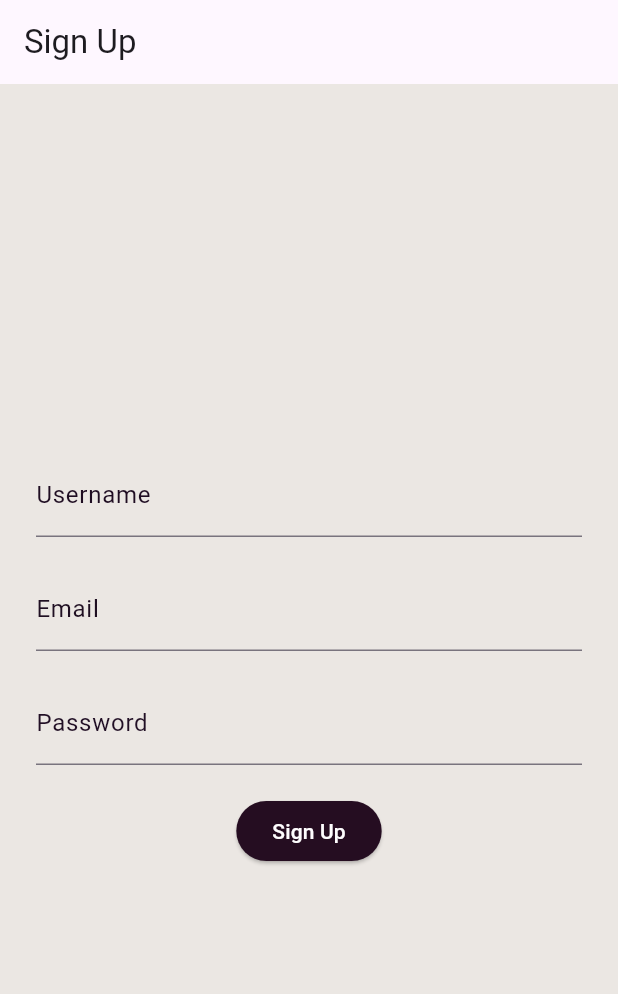
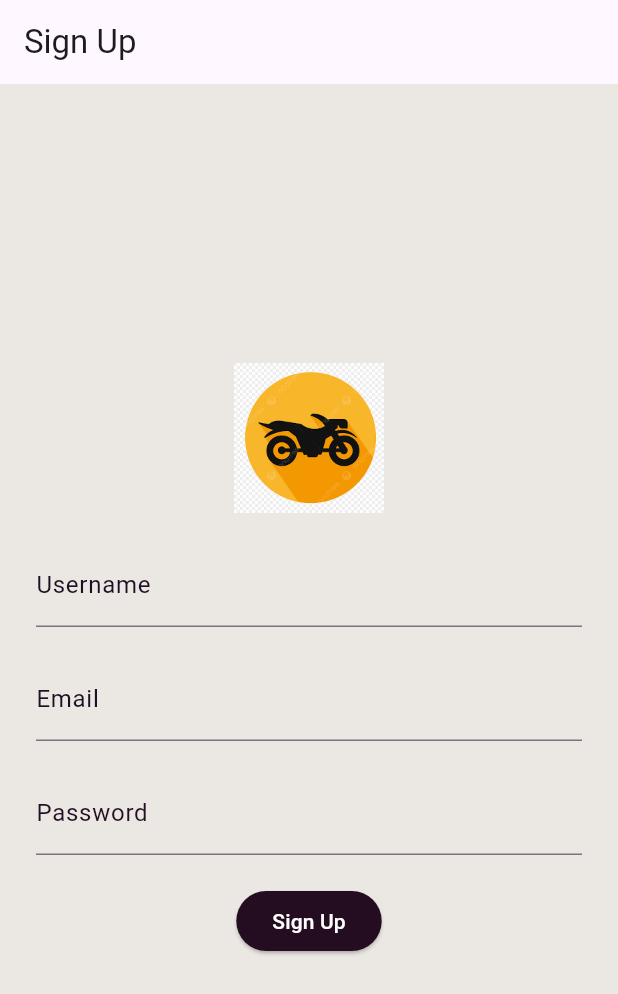
Before and after one commit to Stella1B/Saferride, a Flutter app: the screen it shows after launch, on a phone screen of 412 x 824 dp. Shown: the top 994 px of the screen. Run offline on Flutter 3.47's test engine with Material 3 defaults, Android fonts, the phone set to English and light mode, and no system bars; our stand-ins replace shared_preferences.

Commit message:
sign up page logo

```diff
--- a/lib/screens/sign_up.dart
+++ b/lib/screens/sign_up.dart
@@ -48,8 +48,15 @@ class _SignUpPageState extends State<SignUpPage> {
         child: Padding(
           padding: const EdgeInsets.all(24.0),
           child: Column(
+            crossAxisAlignment: CrossAxisAlignment.center,
             mainAxisAlignment: MainAxisAlignment.center,
             children: [
+              Image.asset(
+                'assets/boda.webp', // Replace with your actual image asset path
+                width: 100, // Adjust width as needed
+                height: 100, // Adjust height as needed
+              ),
+              const SizedBox(height: 20),
               TextField(
                 controller: _usernameController,
                 decoration: const InputDecoration(
```
